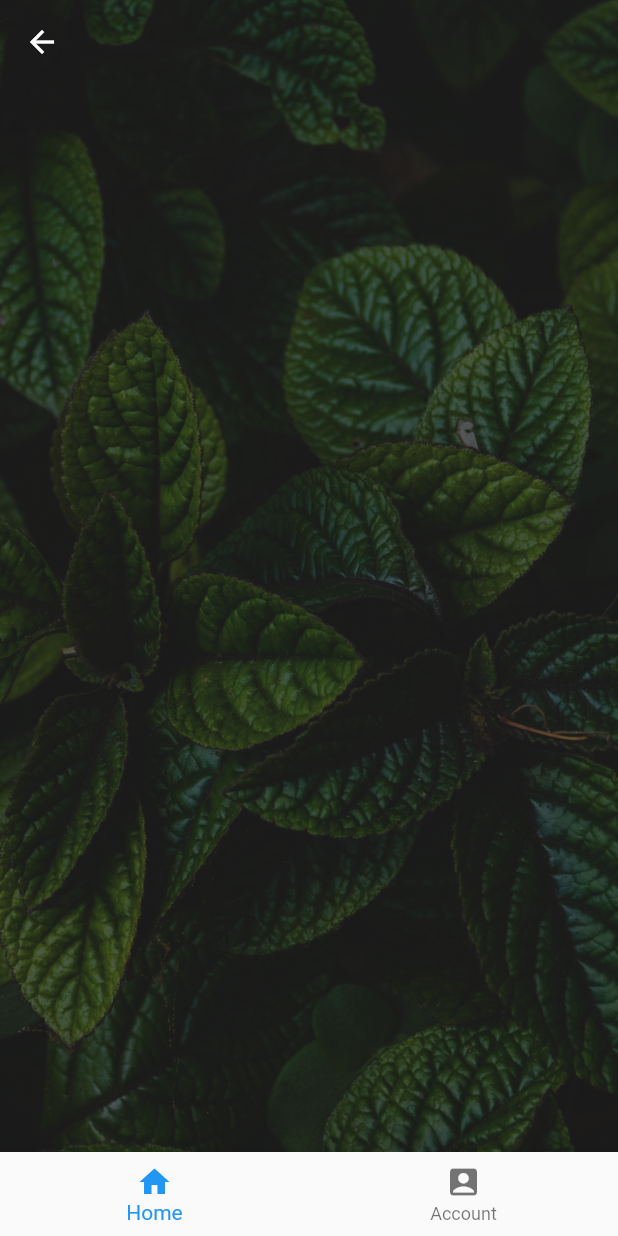
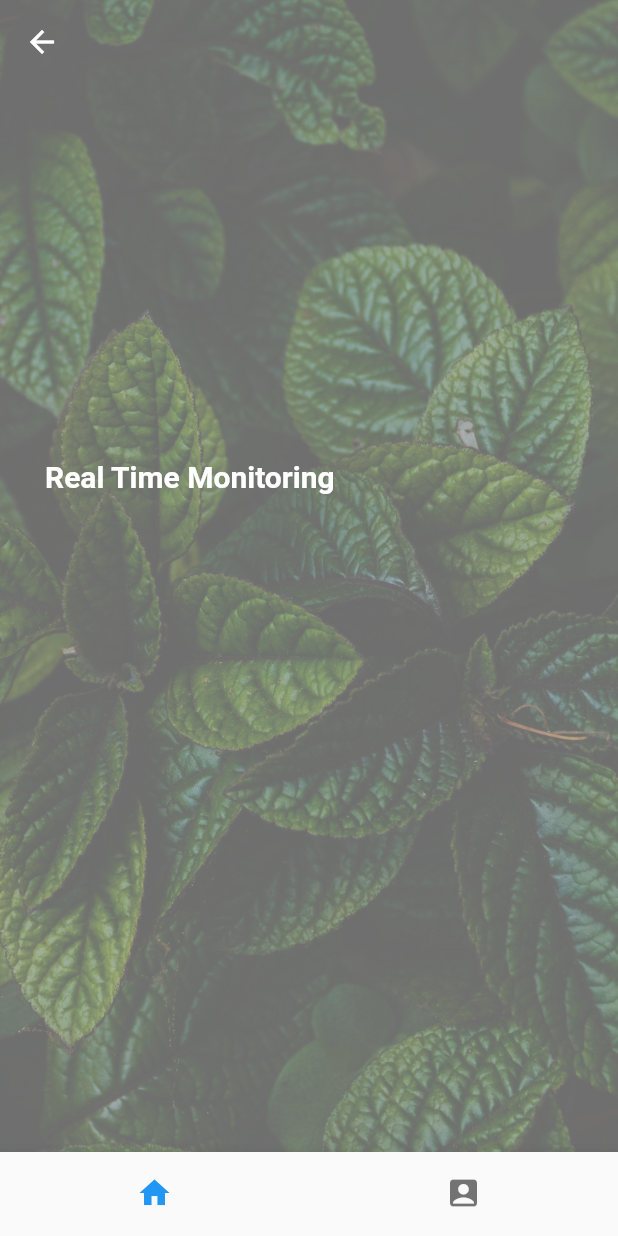
Before and after one commit to Gadi0905/ngtszhim_vt6001cem_project, a Flutter app: the IndexScreen screen opened by its route, on a phone screen of 412 x 824 dp. Run offline on Flutter 3.47's test engine with Material 2 defaults, Android fonts, the phone set to English and light mode, and no system bars; drawn by our look-alikes of firebase_database; our stand-ins replace cloud_firestore, firebase_auth, firebase_core, syncfusion_flutter_charts, top_snackbar_flutter; accounts and stored records are empty.

Commit message:
UI changed

```diff
--- a/lib/src/helpers/widgets_helper/background_widget/default_background_widget.dart
+++ b/lib/src/helpers/widgets_helper/background_widget/default_background_widget.dart
@@ -3,6 +3,7 @@ import 'package:flutter/material.dart';
 class DefaultBackgroundWidget {
   // the basic color of background widget
   static basicColor({
+    Color? defaultColor,
     Color? topColor,
     Color? middleColor,
     Color? bottomColor,
@@ -12,7 +13,7 @@ class DefaultBackgroundWidget {
     return Container(
       width: MediaQuery.of(context).size.width,
       height: MediaQuery.of(context).size.height,
-      color: Colors.black87,
+      color: defaultColor ?? Colors.black38,
       // decoration: BoxDecoration(
       //   gradient: LinearGradient(
       //     colors: [
--- a/lib/src/helpers/widgets_helper/button_widget/button_widget.dart
+++ b/lib/src/helpers/widgets_helper/button_widget/button_widget.dart
@@ -10,10 +10,12 @@ class ButtonWidget {
     Color? textColor,
     Color? borderColor,
     double? fontSize,
+    double? width,
+    double? height,
   }) {
     return SizedBox(
-      height: 50,
-      width: MediaQuery.of(context).size.width * 0.8,
+      height: height ?? 50,
+      width: width ?? MediaQuery.of(context).size.width * 0.8,
       child: ElevatedButton(
         onPressed: onPressItem,
         style: ElevatedButton.styleFrom(
--- a/lib/src/screens/logged_in_screens/account_screen/account_screen.dart
+++ b/lib/src/screens/logged_in_screens/account_screen/account_screen.dart
@@ -55,6 +55,9 @@ class _AccountScreenState extends State<AccountScreen> {
     return SizedBox(
       height: 60,
       child: Card(
+        shape: RoundedRectangleBorder(
+          borderRadius: BorderRadius.circular(25.0),
+        ),
         elevation: 10,
         child: Padding(
           padding: const EdgeInsets.all(15.0),
--- a/lib/src/screens/logged_in_screens/home_screen/home_screen.dart
+++ b/lib/src/screens/logged_in_screens/home_screen/home_screen.dart
@@ -14,23 +14,46 @@ class HomeScreen extends StatefulWidget {
 
 class _HomeScreenState extends State<HomeScreen> {
   final fb = FirebaseDatabase.instance;
-  var l;
-  var g;
-  var k;
-  var temperature;
-  var humidity;
+  static dynamic l;
+  static dynamic g;
+  static dynamic temperature;
+  static dynamic humidity;
 
   @override
   Widget build(BuildContext context) {
     final ref = fb.ref().child('realTimeData');
-    return Column(
-      children: [
-        const Spacer(flex: 2),
-        _buildTemperature(ref),
-        const Spacer(),
-        _buildHumidity(ref),
-        const Spacer(),
-      ],
+    return SizedBox(
+      width: MediaQuery.of(context).size.width,
+      height: MediaQuery.of(context).size.height,
+      child: Column(
+        children: [
+          const Spacer(),
+          _buildText(),
+          const SizedBox(height: 10),
+          _buildTemperature(ref),
+          const SizedBox(height: 10),
+          _buildHumidity(ref),
+          const Spacer(),
+        ],
+      ),
+    );
+  }
+
+  Widget _buildText() {
+    return Padding(
+      padding: const EdgeInsets.only(left: 30.0, right: 30.0),
+      child: Row(
+        children: const [
+          Text(
+            'Real Time Monitoring',
+            style: TextStyle(
+              color: Colors.white,
+              fontSize: 20,
+              fontWeight: FontWeight.bold,
+            ),
+          ),
+        ],
+      ),
     );
   }
 
@@ -45,9 +68,9 @@ class _HomeScreenState extends State<HomeScreen> {
         l = g.split(',');
         temperature = l[0];
         return Padding(
-          padding: const EdgeInsets.all(30.0),
+          padding: const EdgeInsets.only(left: 30.0, right: 30.0),
           child: _buildCard(
-            title: '$temperature C',
+            title: '$temperature °C',
             icon: Icons.thermostat,
             color: Colors.red,
             onTapItem: () {
@@ -70,7 +93,7 @@ class _HomeScreenState extends State<HomeScreen> {
         l = g.split(',');
         humidity = l[1];
         return Padding(
-          padding: const EdgeInsets.all(30.0),
+          padding: const EdgeInsets.only(left: 30.0, right: 30.0),
           child: _buildCard(
             title: '$humidity %',
             icon: Icons.opacity,
@@ -95,6 +118,9 @@ class _HomeScreenState extends State<HomeScreen> {
       child: SizedBox(
         height: 80,
         child: Card(
+          shape: RoundedRectangleBorder(
+            borderRadius: BorderRadius.circular(25.0),
+          ),
           elevation: 10,
           child: Row(
             mainAxisAlignment: MainAxisAlignment.start,
--- a/lib/src/screens/logged_in_screens/index_screen.dart
+++ b/lib/src/screens/logged_in_screens/index_screen.dart
@@ -69,14 +69,16 @@ class _IndexScreenState extends State<IndexScreen> {
 
   Widget _buildBottomNavigationBar() {
     return BottomNavigationBar(
+      showSelectedLabels: false,
+      showUnselectedLabels: false,
       items: const <BottomNavigationBarItem>[
         BottomNavigationBarItem(
           icon: Icon(Icons.home),
-          label: 'Home',
+          label: '',
         ),
         BottomNavigationBarItem(
           icon: Icon(Icons.account_box),
-          label: 'Account',
+          label: '',
         ),
       ],
       currentIndex: _selectedIndex,
```
Also changed, not shown: lib/src/screens/logged_in_screens/home_screen/humidity_screen/humidity_screen.dart (+32 -7 lines), lib/src/screens/logged_in_screens/home_screen/temperature_screen/temperature_screen.dart (+32 -7 lines).
